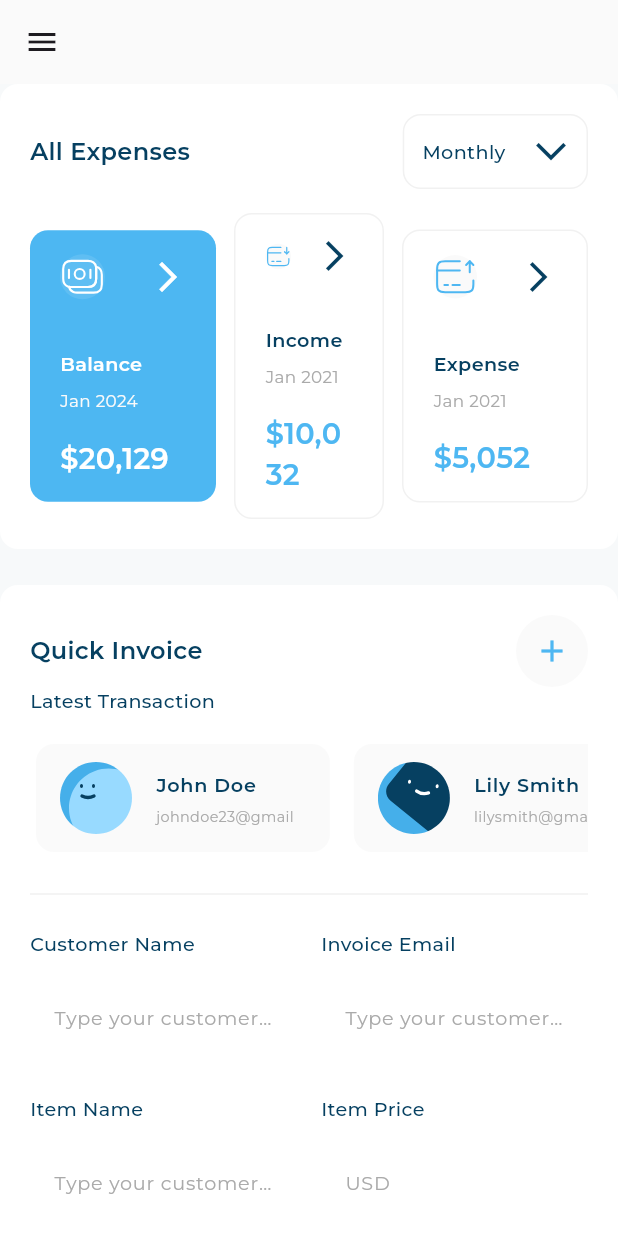
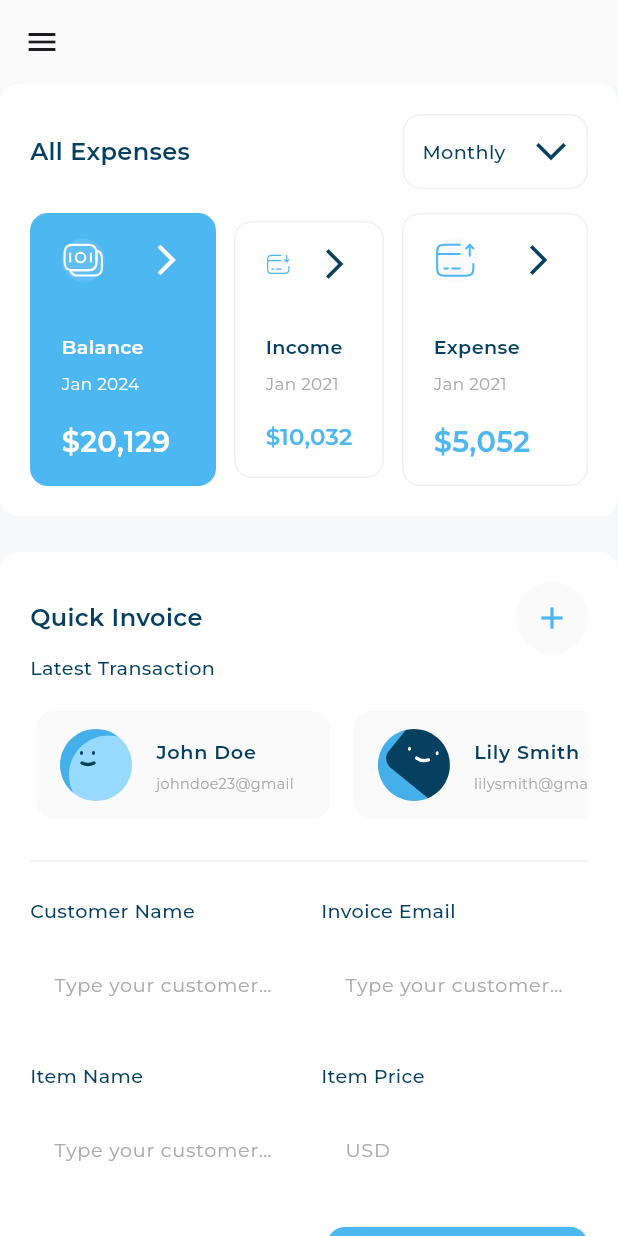
Before and after one commit to MahmoudAbuelazm/responsive_dash_board, a Flutter app: the screen it shows after launch, on a phone screen of 412 x 824 dp. Run offline on Flutter 3.47's test engine with Material 3 defaults, Android fonts, the phone set to English and light mode, and no system bars; our stand-ins replace device_preview, expandable_page_view, fl_chart, flutter_svg, google_fonts.

Commit message:
Wrap titles, dates, and prices in FittedBox for improved text scaling and alignment in active and inactive expense items

```diff
--- a/lib/widgets/active_all_expenses_item.dart
+++ b/lib/widgets/active_all_expenses_item.dart
@@ -15,6 +15,10 @@ class ActiveAllExpensesItem extends StatelessWidget {
       decoration: ShapeDecoration(
         color: const Color(0xff4DB7F2),
         shape: RoundedRectangleBorder(
+          side: const BorderSide(
+            width: 1,
+            color: Color(0xff4DB7F2),
+          ),
           borderRadius: BorderRadius.circular(12),
         ),
       ),
@@ -27,24 +31,36 @@ class ActiveAllExpensesItem extends StatelessWidget {
             image: item.image,
           ),
           const SizedBox(height: 34),
-          Text(
+          FittedBox(
+            fit: BoxFit.scaleDown,
+            alignment: Alignment.centerLeft,
+            child: Text(
               item.title,
               style: AppStyles.styleSemiBold16(context).copyWith(
                 color: Colors.white,
               ),
             ),
+          ),
           const SizedBox(height: 8),
-          Text(
+          FittedBox(
+            fit: BoxFit.scaleDown,
+            alignment: Alignment.centerLeft,
+            child: Text(
               item.date,
               style: AppStyles.styleRegular14(context).copyWith(
                 color: const Color(0xffFAFAFA),
               ),
             ),
+          ),
           const SizedBox(height: 16),
-          Text(
-            item.price ,
+          FittedBox(
+            fit: BoxFit.scaleDown,
+            alignment: Alignment.centerLeft,
+            child: Text(
+              item.price,
               style: AppStyles.styleSemiBold24(context).copyWith(
                 color: Colors.white,
+              ),
             ),
           ),
         ],
--- a/lib/widgets/in_active_all_expenses_item.dart
+++ b/lib/widgets/in_active_all_expenses_item.dart
@@ -29,19 +29,31 @@ class InActiveAllExpensesItem extends StatelessWidget {
             image: item.image,
           ),
           const SizedBox(height: 34),
-          Text(
+          FittedBox(
+            fit: BoxFit.scaleDown,
+            alignment: Alignment.centerLeft,
+            child: Text(
               item.title,
               style: AppStyles.styleSemiBold16(context),
             ),
+          ),
           const SizedBox(height: 8),
-          Text(
+          FittedBox(
+            fit: BoxFit.scaleDown,
+            alignment: Alignment.centerLeft,
+            child: Text(
               item.date,
               style: AppStyles.styleRegular14(context),
             ),
+          ),
           const SizedBox(height: 16),
-          Text(
+          FittedBox(
+            fit: BoxFit.scaleDown,
+            alignment: Alignment.centerLeft,
+            child: Text(
               item.price,
               style: AppStyles.styleSemiBold24(context),
+            ),
           ),
         ],
       ),
```
Lines whose indentation alone changed are shown as unchanged.
